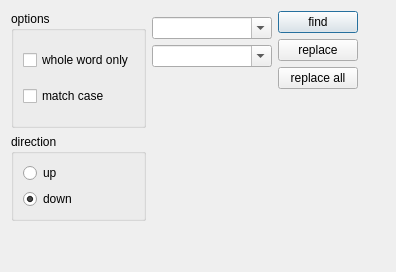
The window that ScriptCommunicator/ScriptEditor/findDialog.ui (szieke/ScriptCommunicator_serial-terminal) describes before a commit, drawn with Qt 5.
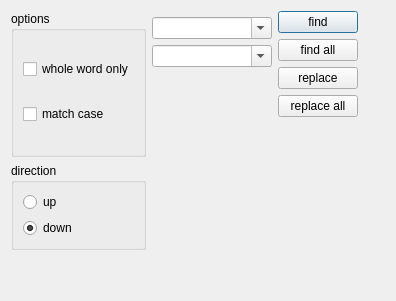
The same window after the commit. Icons and pictures are not drawn.

```diff
--- a/ScriptCommunicator/ScriptEditor/findDialog.ui
+++ b/ScriptCommunicator/ScriptEditor/findDialog.ui
@@ -7,7 +7,7 @@
     <x>0</x>
     <y>0</y>
     <width>396</width>
-    <height>272</height>
+    <height>301</height>
    </rect>
   </property>
   <property name="sizePolicy">
@@ -123,6 +123,13 @@
        </property>
       </widget>
      </item>
+     <item>
+      <widget class="QPushButton" name="findAllPushButton">
+       <property name="text">
+        <string>find all</string>
+       </property>
+      </widget>
+     </item>
      <item>
       <widget class="QPushButton" name="replacePushButton">
        <property name="text">
```
